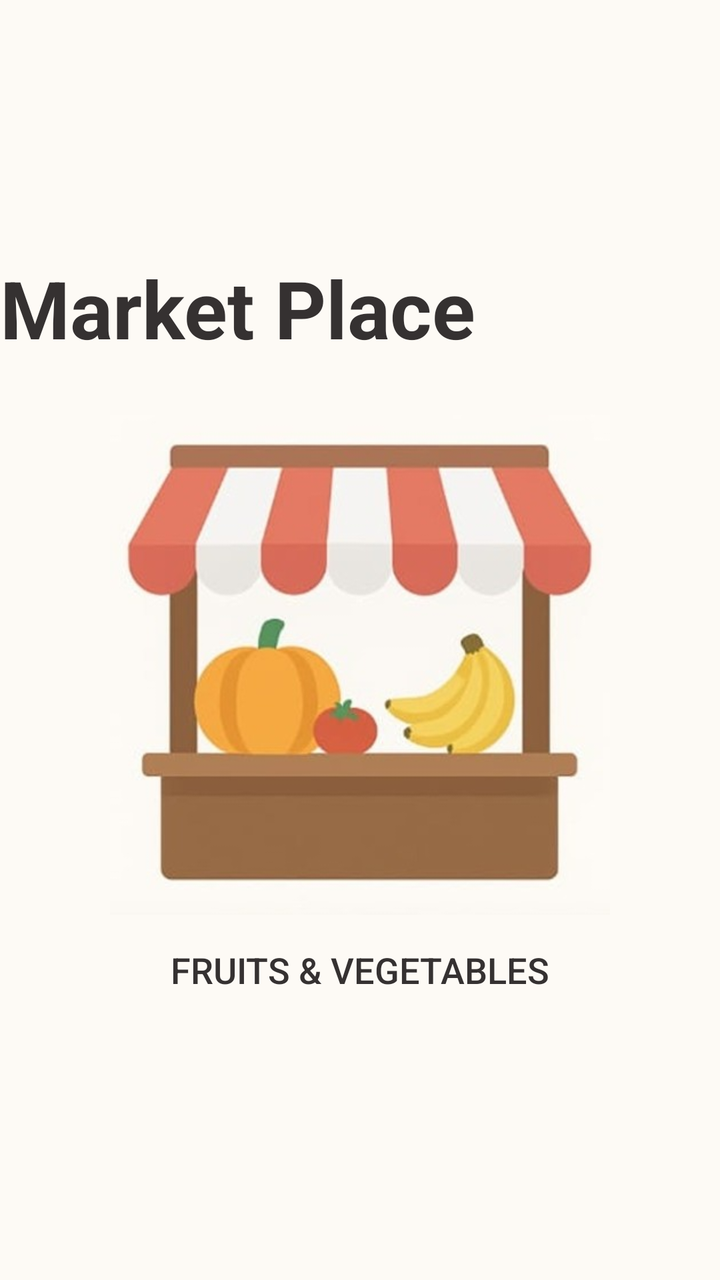
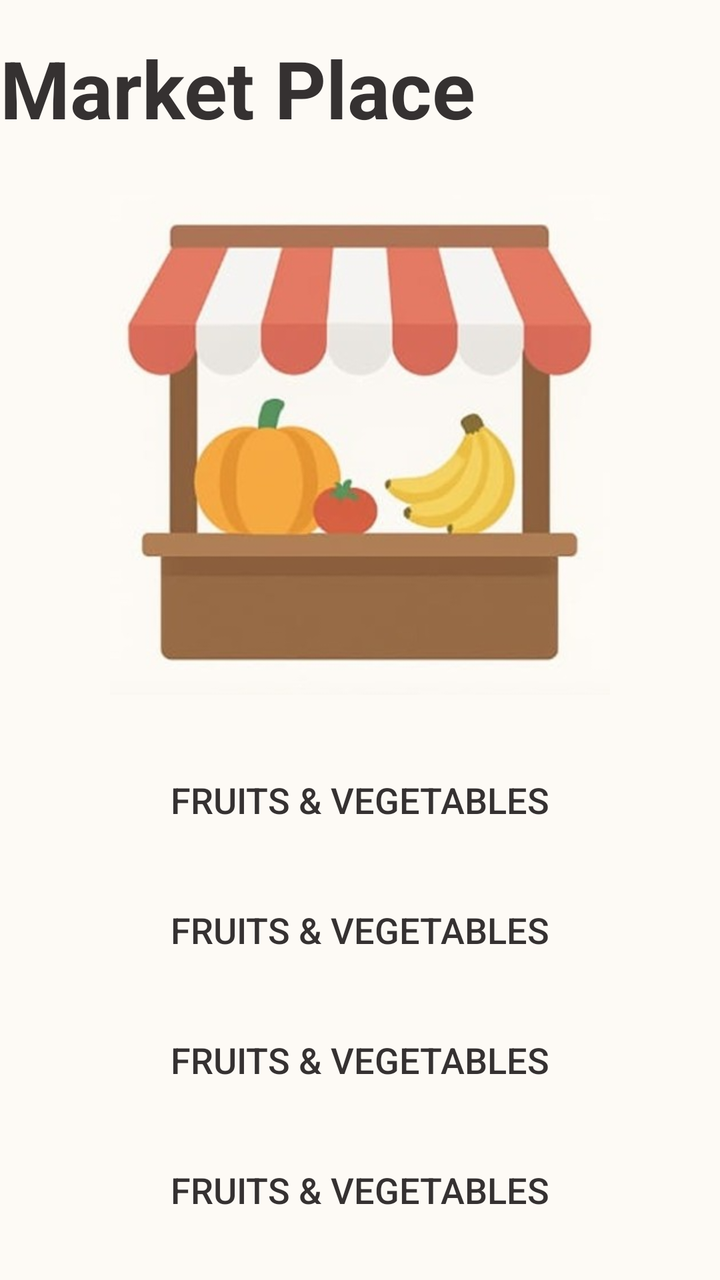

Screens rendered from an Android XML layout before and after an edit, with the pre-edit source and the edit as a unified diff.
<!-- AndroidManifest.xml: application theme Theme.Sakha -->
<!-- res/layout/activity_market.xml -->
<?xml version="1.0" encoding="utf-8"?>
<LinearLayout xmlns:android="http://schemas.android.com/apk/res/android"
    xmlns:app="http://schemas.android.com/apk/res-auto"
    android:layout_width="match_parent"
    android:layout_height="match_parent"
    android:orientation="vertical"
    android:background="@color/market_bg"
    android:gravity="center"
    android:id="@+id/market">

    <TextView
        android:layout_width="match_parent"
        android:layout_height="55dp"
        android:text="@string/market_place"
        android:textAlignment="center"
        android:textSize="40sp"
        android:layout_marginBottom="25dp"
        android:textColor="@color/gray"
        android:textStyle="bold"/>

    <ImageView
        android:layout_width="250dp"
        android:layout_height="250dp"
        android:contentDescription="@string/market_place"
        android:src="@drawable/market_pfp"/>

    <Button
        android:id="@+id/fruits_and_vegetables"
        android:text="@string/fruitandvegetables"
        android:drawableLeft=""
        style="@style/market_stylePresets"/>

</LinearLayout>
<!-- resources referenced by this layout -->
<resources>
  <color name="gray">#353131</color>
  <color name="market_bg">#FDFAF5</color>
  <!-- drawable market_pfp: jpeg bitmap (drawable, 22528 bytes) -->
  <string name="fruitandvegetables">Fruits &amp; Vegetables</string>
  <string name="market_place">Market Place</string>
  <style name="market_stylePresets">
          <item name="android:layout_width">325dp</item>
          <item name="android:layout_height">55dp</item>
          <item name="android:background">@color/transparentBg</item>
          <item name="android:textColor">@color/gray</item>
          <item name="android:textSize">18sp</item>
          <item name="android:elevation">10dp</item>
      </style>
  <style name="Theme.Sakha" parent="Base.Theme.Sakha" />
  <color name="transparentBg">#00000000</color>
  <style name="Base.Theme.Sakha" parent="Theme.Material3.DayNight.NoActionBar">
          
          
      </style>
</resources>

<!-- the commit's change to res/layout/activity_market.xml (unified diff, before → after) -->
@@ -28,6 +28,25 @@
         android:id="@+id/fruits_and_vegetables"
         android:text="@string/fruitandvegetables"
         android:drawableLeft=""
+        android:layout_marginTop="25dp"
+        style="@style/market_stylePresets"/>
+
+    <Button
+        android:id="@+id/crops"
+        android:text="@string/fruitandvegetables"
+        app:icon = "@drawable/crops_icon"
+        style="@style/market_stylePresets"/>
+
+    <Button
+        android:id="@+id/livestock"
+        android:text="@string/fruitandvegetables"
+        android:drawableLeft=""
+        style="@style/market_stylePresets"/>
+
+    <Button
+        android:id="@+id/agriculture"
+        android:text="@string/fruitandvegetables"
+        android:drawableLeft=""
         style="@style/market_stylePresets"/>
 
 </LinearLayout>
<!-- resource entries referenced after the edit -->
@@ -2,6 +2,7 @@
 <resources>
   <color name="gray">#353131</color>
   <color name="market_bg">#FDFAF5</color>
+  <!-- drawable crops_icon: png bitmap (drawable, 18651 bytes) -->
   <!-- drawable market_pfp: jpeg bitmap (drawable, 22528 bytes) -->
   <string name="fruitandvegetables">Fruits &amp; Vegetables</string>
   <string name="market_place">Market Place</string>
@@ -12,6 +13,7 @@
           <item name="android:textColor">@color/gray</item>
           <item name="android:textSize">18sp</item>
           <item name="android:elevation">10dp</item>
+          <item name="android:layout_marginTop">10dp</item>
       </style>
   <style name="Theme.Sakha" parent="Base.Theme.Sakha" />
   <color name="transparentBg">#00000000</color>
